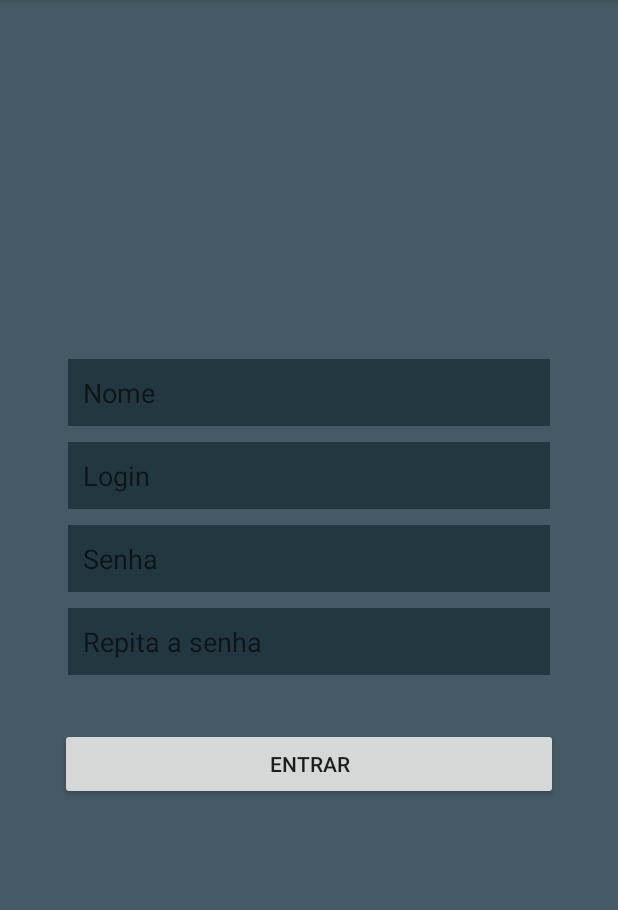
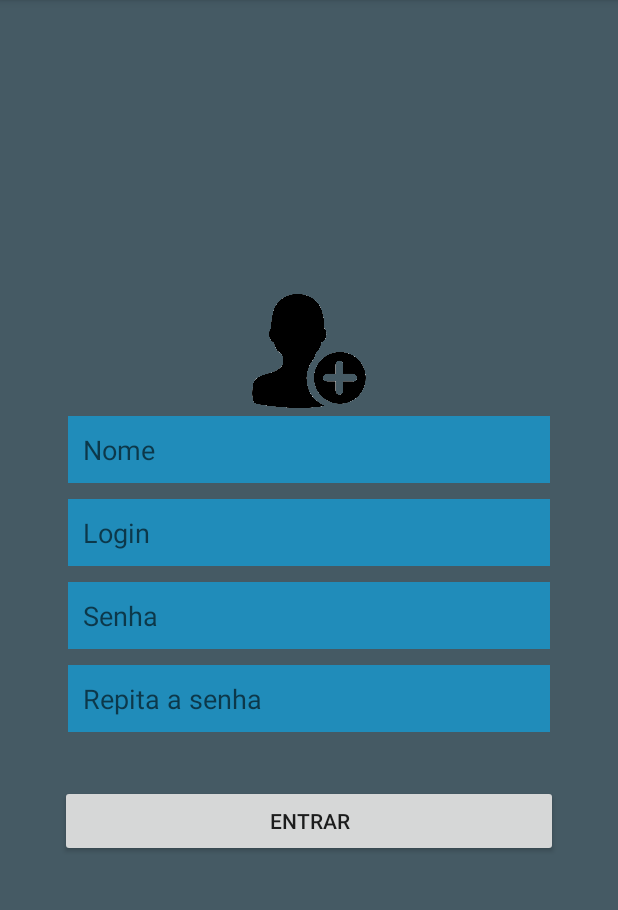
Before and after one commit to NewtonJoaquim/WorldNote, an Android app: the RegisterActivity screen opened directly, with no data from a screen before it, on a phone screen of 412 x 824 dp, the part 84-994 px from its top. Run offline under Robolectric (Android 15) with nearby library versions, the phone set to English and light mode, and no system bars.

Commit message:
Add icons on register screen and login screen

```diff
--- a/app/src/main/res/layout/activity_register.xml
+++ b/app/src/main/res/layout/activity_register.xml
@@ -1,5 +1,6 @@
 <?xml version="1.0" encoding="utf-8"?>
 <LinearLayout xmlns:android="http://schemas.android.com/apk/res/android"
+    xmlns:app="http://schemas.android.com/apk/res-auto"
     xmlns:tools="http://schemas.android.com/tools"
     android:layout_width="match_parent"
     android:layout_height="match_parent"
@@ -9,6 +10,12 @@
     android:paddingLeft="40dp"
     android:paddingRight="40dp"
     tools:context="com.worldnote.pdm.worldnote.RegisterActivity">
+
+    <ImageView
+        android:id="@+id/imageView3"
+        android:layout_width="200dp"
+        android:layout_height="76dp"
+        app:srcCompat="@drawable/img_102074" />
 
     <EditText
         android:id="@+id/edtName"
--- a/app/src/main/res/values/colors.xml
+++ b/app/src/main/res/values/colors.xml
@@ -4,5 +4,5 @@
     <color name="colorPrimaryDark">#303F9F</color>
     <color name="colorAccent">#FF4081</color>
     <color name="gray">#455a64</color>
-    <color name="darkGray">#d31c313a</color>
+    <color name="darkGray">#d31997cd</color>
 </resources>
--- a/build.gradle
+++ b/build.gradle
@@ -7,7 +7,7 @@ buildscript {
         jcenter()
     }
     dependencies {
-        classpath 'com.android.tools.build:gradle:3.0.1'
+        classpath 'com.android.tools.build:gradle:3.1.2'
 
 
         // NOTE: Do not place your application dependencies here; they belong
```
Also changed, not shown: app/src/main/res/layout/activity_login.xml (+9 -0 lines), app/src/main/res/drawable-v24/hcd-icon.png (added), app/src/main/res/drawable-v24/images.jpeg (added), app/src/main/res/drawable-v24/images.png (added), app/src/main/res/drawable-v24/img_102074.png (added), gradle/wrapper/gradle-wrapper.properties.
